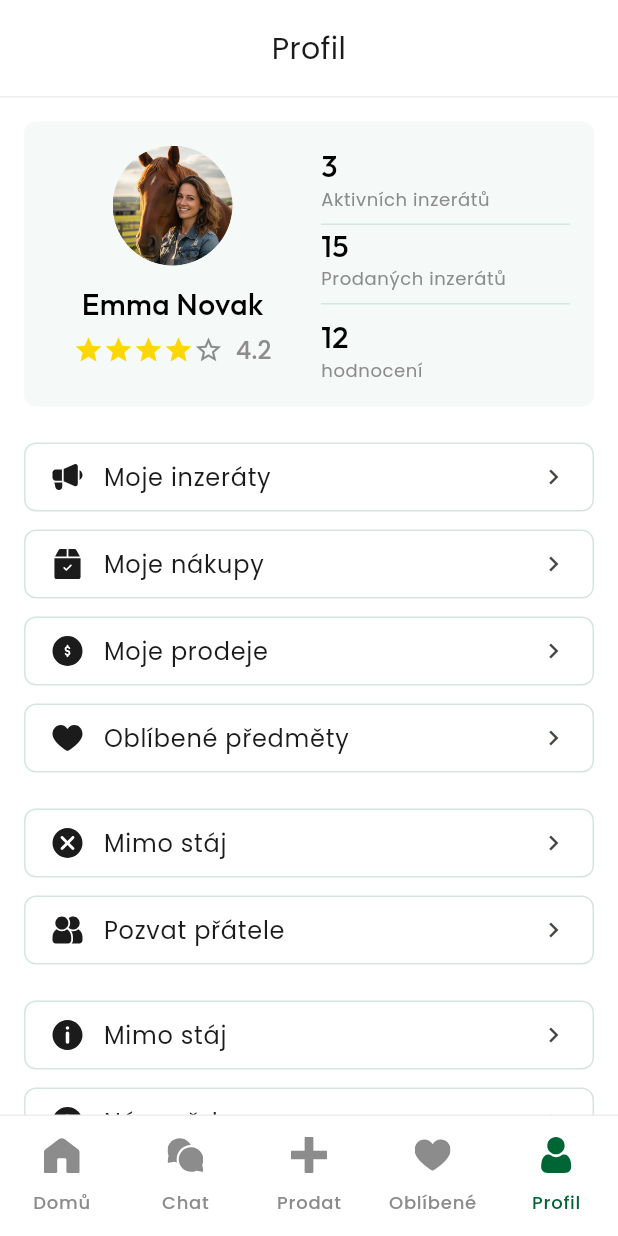
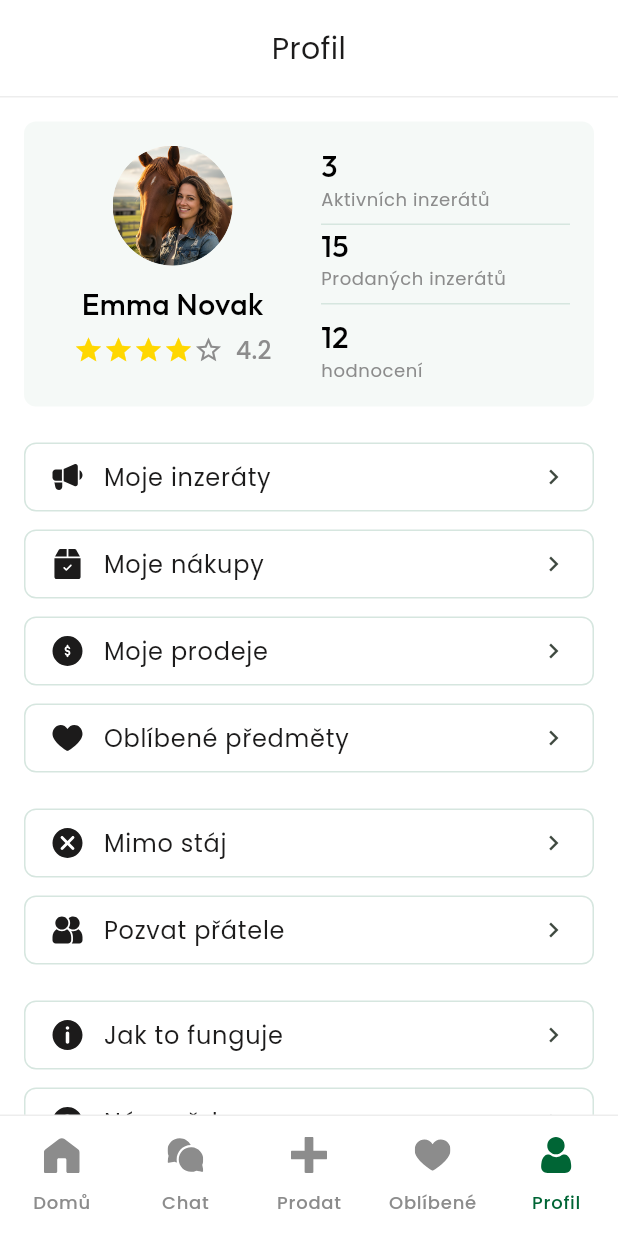
Before and after one commit to martintellinger/eqqu, a Flutter app: the HomeScreen screen opened by its route, item 5 of the bottom bar chosen, on a phone screen of 412 x 824 dp. Run offline on Flutter 3.47's test engine with Material 3 defaults, Android fonts, the phone set to English and light mode, and no system bars; our stand-ins replace flutter_svg.

Commit message:
Fix profile menu item text: 'Mimo stáj' → 'Jak to funguje'
The third menu group's first item incorrectly duplicated the 'Mimo stáj'
label instead of showing 'Jak to funguje' to match its icon and Figma design.

https://claude.ai/code/session_012waFykv5wBbLFNTaJFeXrN

```diff
--- a/lib/screens/profile_screen.dart
+++ b/lib/screens/profile_screen.dart
@@ -61,7 +61,7 @@ class ProfileScreen extends StatelessWidget {
                     const SizedBox(height: 24),
 
                     // Menu group 3
-                    _buildMenuItem(cs, 'assets/icons/jak funguje.svg', 'Mimo stáj'),
+                    _buildMenuItem(cs, 'assets/icons/jak funguje.svg', 'Jak to funguje'),
                     const SizedBox(height: 12),
                     _buildMenuItem(cs, 'assets/icons/napoveda.svg', 'Nápověda'),
                     const SizedBox(height: 12),
```
